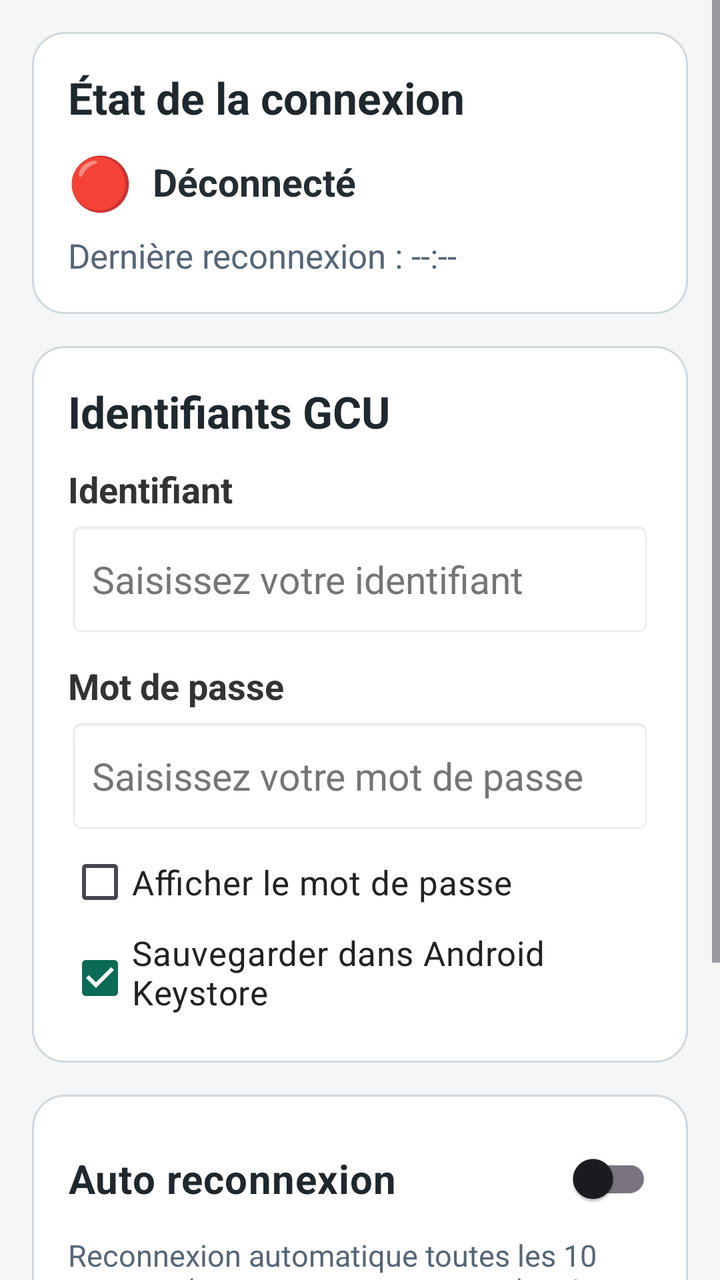
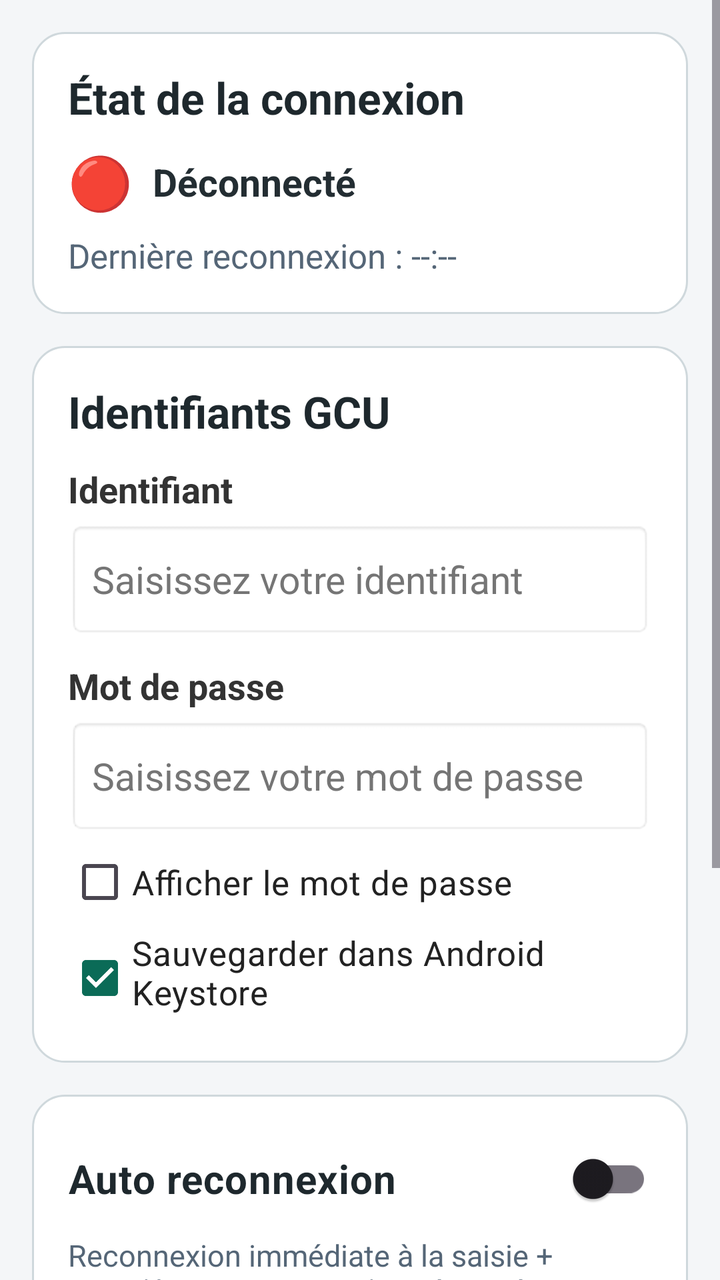

An Android layout rendered at two revisions. The XML below is the earlier revision; the diff shows what the commit changed to produce the second picture.
<!-- AndroidManifest.xml: application theme Theme.GCUAuto -->
<!-- res/layout/fragment_connection.xml -->
<?xml version="1.0" encoding="utf-8"?>
<ScrollView xmlns:android="http://schemas.android.com/apk/res/android"
    android:layout_width="match_parent"
    android:layout_height="match_parent"
    android:fillViewport="true"
    android:background="#F4F6F8">

    <LinearLayout
        android:layout_width="match_parent"
        android:layout_height="wrap_content"
        android:orientation="vertical"
        android:padding="16dp">

        
        <LinearLayout
            android:layout_width="match_parent"
            android:layout_height="wrap_content"
            android:orientation="vertical"
            android:padding="18dp"
            android:layout_marginBottom="16dp"
            android:background="@drawable/bg_card">

            <TextView
                android:layout_width="match_parent"
                android:layout_height="wrap_content"
                android:text="État de la connexion"
                android:textSize="22sp"
                android:textStyle="bold"
                android:textColor="#1E282D" />

            <LinearLayout
                android:layout_width="match_parent"
                android:layout_height="wrap_content"
                android:orientation="horizontal"
                android:gravity="center_vertical"
                android:paddingTop="10dp">

                <TextView
                    android:id="@+id/tvStatusBadge"
                    android:layout_width="wrap_content"
                    android:layout_height="wrap_content"
                    android:text="🔴"
                    android:textSize="26sp"
                    android:paddingEnd="10dp" />

                <TextView
                    android:id="@+id/tvStatusText"
                    android:layout_width="0dp"
                    android:layout_height="wrap_content"
                    android:layout_weight="1"
                    android:text="Déconnecté"
                    android:textSize="19sp"
                    android:textColor="#232D32"
                    android:textStyle="bold" />
            </LinearLayout>

            <TextView
                android:id="@+id/tvLastReconnect"
                android:layout_width="match_parent"
                android:layout_height="wrap_content"
                android:text="Dernière reconnexion : --:--"
                android:textSize="17sp"
                android:textColor="#556677"
                android:paddingTop="8dp" />
        </LinearLayout>

        
        <LinearLayout
            android:layout_width="match_parent"
            android:layout_height="wrap_content"
            android:orientation="vertical"
            android:padding="18dp"
            android:layout_marginBottom="16dp"
            android:background="@drawable/bg_card">

            <TextView
                android:layout_width="match_parent"
                android:layout_height="wrap_content"
                android:text="Identifiants GCU"
                android:textSize="22sp"
                android:textStyle="bold"
                android:textColor="#1E282D" />

            <TextView
                android:layout_width="match_parent"
                android:layout_height="wrap_content"
                android:text="Identifiant"
                android:textSize="18sp"
                android:textStyle="bold"
                android:textColor="#333333"
                android:paddingTop="12dp"
                android:paddingBottom="4dp" />

            <EditText
                android:id="@+id/etUsername"
                android:layout_width="match_parent"
                android:layout_height="58dp"
                android:hint="Saisissez votre identifiant"
                android:textSize="19sp"
                android:textColor="#000000"
                android:textColorHint="#757575"
                android:singleLine="true"
                android:padding="12dp"
                android:background="@android:drawable/editbox_background"
                android:inputType="textNoSuggestions" />

            <TextView
                android:layout_width="match_parent"
                android:layout_height="wrap_content"
                android:text="Mot de passe"
                android:textSize="18sp"
                android:textStyle="bold"
                android:textColor="#333333"
                android:paddingTop="12dp"
                android:paddingBottom="4dp" />

            <EditText
                android:id="@+id/etPassword"
                android:layout_width="match_parent"
                android:layout_height="58dp"
                android:hint="Saisissez votre mot de passe"
                android:textSize="19sp"
                android:textColor="#000000"
                android:textColorHint="#757575"
                android:singleLine="true"
                android:padding="12dp"
                android:background="@android:drawable/editbox_background"
                android:inputType="textPassword" />

            <CheckBox
                android:id="@+id/cbShowPassword"
                android:layout_width="match_parent"
                android:layout_height="wrap_content"
                android:text="Afficher le mot de passe"
                android:textSize="17sp"
                android:textColor="#222222"
                android:paddingTop="6dp"
                android:paddingBottom="6dp" />

            <CheckBox
                android:id="@+id/cbSaveCredentials"
                android:layout_width="match_parent"
                android:layout_height="wrap_content"
                android:text="Sauvegarder dans Android Keystore"
                android:textSize="17sp"
                android:textColor="#222222"
                android:checked="true"
                android:paddingBottom="6dp" />
        </LinearLayout>

        
        <LinearLayout
            android:layout_width="match_parent"
            android:layout_height="wrap_content"
            android:orientation="vertical"
            android:padding="18dp"
            android:layout_marginBottom="16dp"
            android:background="@drawable/bg_card">

            <androidx.appcompat.widget.SwitchCompat
                android:id="@+id/switchAutoReconnect"
                android:layout_width="match_parent"
                android:layout_height="wrap_content"
                android:text="Auto reconnexion"
                android:textSize="20sp"
                android:textStyle="bold"
                android:textColor="#1E282D"
                android:paddingTop="4dp"
                android:paddingBottom="4dp" />

            <TextView
                android:layout_width="match_parent"
                android:layout_height="wrap_content"
                android:text="Reconnexion automatique toutes les 10 minutes (00, 10, 20, 30, 40, 50 min), même écran éteint."
                android:textSize="15sp"
                android:textColor="#556677"
                android:paddingTop="4dp" />
        </LinearLayout>

        
        <Button
            android:id="@+id/btnConnectNow"
            android:layout_width="match_parent"
            android:layout_height="62dp"
            android:text="SE CONNECTER"
            android:textSize="20sp"
            android:textStyle="bold"
            android:textAllCaps="true"
            android:backgroundTint="#0B6B57"
            android:textColor="#FFFFFF"
            android:layout_marginBottom="12dp" />

        <Button
            android:id="@+id/btnClearCredentials"
            android:layout_width="match_parent"
            android:layout_height="54dp"
            android:text="Effacer les identifiants"
            android:textSize="17sp"
            android:textAllCaps="false"
            android:backgroundTint="#D32F2F"
            android:textColor="#FFFFFF" />

    </LinearLayout>
</ScrollView>
<!-- resources referenced by this layout -->
<resources>
  <!-- drawable bg_card (drawable) -->
  <?xml version="1.0" encoding="utf-8"?>
  <shape xmlns:android="http://schemas.android.com/apk/res/android"
      android:shape="rectangle">
      <solid android:color="#FFFFFF" />
      <corners android:radius="16dp" />
      <stroke
          android:width="1dp"
          android:color="#CFD8DC" />
  </shape>
  <style name="Theme.GCUAuto" parent="Theme.Material3.DayNight.NoActionBar">
          <item name="colorPrimary">#0B6B57</item>
          <item name="colorSecondary">#00897B</item>
          <item name="android:statusBarColor">#074D3E</item>
      </style>
</resources>

<!-- the commit's change to res/layout/fragment_connection.xml (unified diff, before → after) -->
@@ -171,10 +171,27 @@
             <TextView
                 android:layout_width="match_parent"
                 android:layout_height="wrap_content"
-                android:text="Reconnexion automatique toutes les 10 minutes (00, 10, 20, 30, 40, 50 min), même écran éteint."
+                android:text="Reconnexion immédiate à la saisie + contrôle permanent même écran éteint."
                 android:textSize="15sp"
                 android:textColor="#556677"
                 android:paddingTop="4dp" />
+
+            <TextView
+                android:layout_width="match_parent"
+                android:layout_height="wrap_content"
+                android:text="Fréquence de vérification du Wi-Fi GCU"
+                android:textSize="17sp"
+                android:textStyle="bold"
+                android:textColor="#1E282D"
+                android:paddingTop="12dp"
+                android:paddingBottom="4dp" />
+
+            <Spinner
+                android:id="@+id/spinnerInterval"
+                android:layout_width="match_parent"
+                android:layout_height="52dp"
+                android:background="@android:drawable/btn_dropdown"
+                android:padding="8dp" />
         </LinearLayout>
 
         
